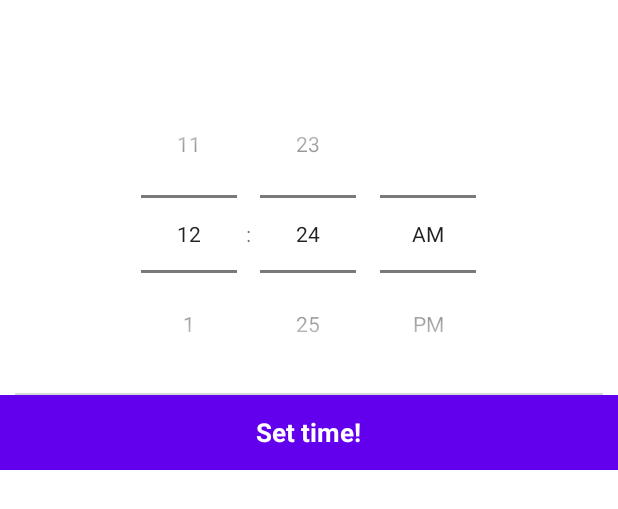
After one commit to vladeekkk/reminder-project, an Android app: the layout dialog_custom.xml on its own in the app's theme, with its tools: preview values and no code run, on a phone screen of 412 x 824 dp. The commit adds this screen. Shown: the top 509 px of the screen. Run offline under Robolectric (Android 15) with nearby library versions, the phone set to English and light mode, and no system bars.

Commit message:
layout fix

```diff
--- /dev/null
+++ b/app/src/main/res/layout/dialog_custom.xml
@@ -0,0 +1,66 @@
+<?xml version="1.0" encoding="utf-8"?>
+<RelativeLayout xmlns:android="http://schemas.android.com/apk/res/android"
+    xmlns:app="http://schemas.android.com/apk/res-auto"
+    android:layout_width="match_parent"
+    android:layout_height="wrap_content"
+    android:background="@android:color/transparent"
+    android:orientation="vertical"
+    app:layout_constraintHeight_max="wrap">
+
+    <LinearLayout
+        android:layout_width="match_parent"
+        android:layout_height="wrap_content"
+        android:orientation="vertical">
+
+        <TextView
+            android:id="@+id/content"
+            android:layout_width="match_parent"
+            android:layout_height="50dp"
+            android:layout_below="@+id/title"
+            android:background="@color/white"
+            android:gravity="center"
+            android:text="Set quick reminder"
+            android:textAlignment="center"
+            android:textColor="@android:color/white"
+            android:textSize="14sp" />
+
+        <TimePicker
+            android:id="@+id/time_picker"
+            android:layout_width="wrap_content"
+            android:layout_height="wrap_content"
+            android:layout_gravity="center"
+            android:timePickerMode="spinner"
+            />
+
+        <LinearLayout
+            android:id="@+id/back_ll"
+            android:layout_width="match_parent"
+            android:layout_height="wrap_content"
+            android:orientation="vertical">
+            <View
+                android:layout_width="match_parent"
+                android:layout_height="1dp"
+                android:layout_below="@+id/end_time_recycle"
+                android:layout_marginLeft="10dp"
+                android:layout_marginRight="10dp"
+                android:background="#d9d8d8" />
+            <LinearLayout
+                android:id="@+id/rebooking_back_button_ll"
+                android:layout_width="match_parent"
+                android:layout_height="50dp"
+                android:background="@color/purple_500"
+                android:gravity="center">
+
+                <TextView
+                    android:layout_width="wrap_content"
+                    android:layout_height="wrap_content"
+                    android:paddingLeft="10dp"
+                    android:paddingRight="10dp"
+                    android:text="Set time!"
+                    android:textColor="@android:color/white"
+                    android:textSize="17sp"
+                    android:textStyle="bold" />
+            </LinearLayout>
+        </LinearLayout>
+    </LinearLayout>
+</RelativeLayout>
```
Also changed, not shown: app/src/main/AndroidManifest.xml (+4 -5 lines), app/src/main/java/com/example/reminder/AllRemindersView.java (+13 -0 lines), app/src/main/res/drawable/ic_baseline_timer_24.xml (added, +10 -0 lines), app/src/main/res/layout/activity_window_of_all_reminders.xml (+9 -0 lines), app/src/main/res/values/themes.xml (+9 -0 lines).
